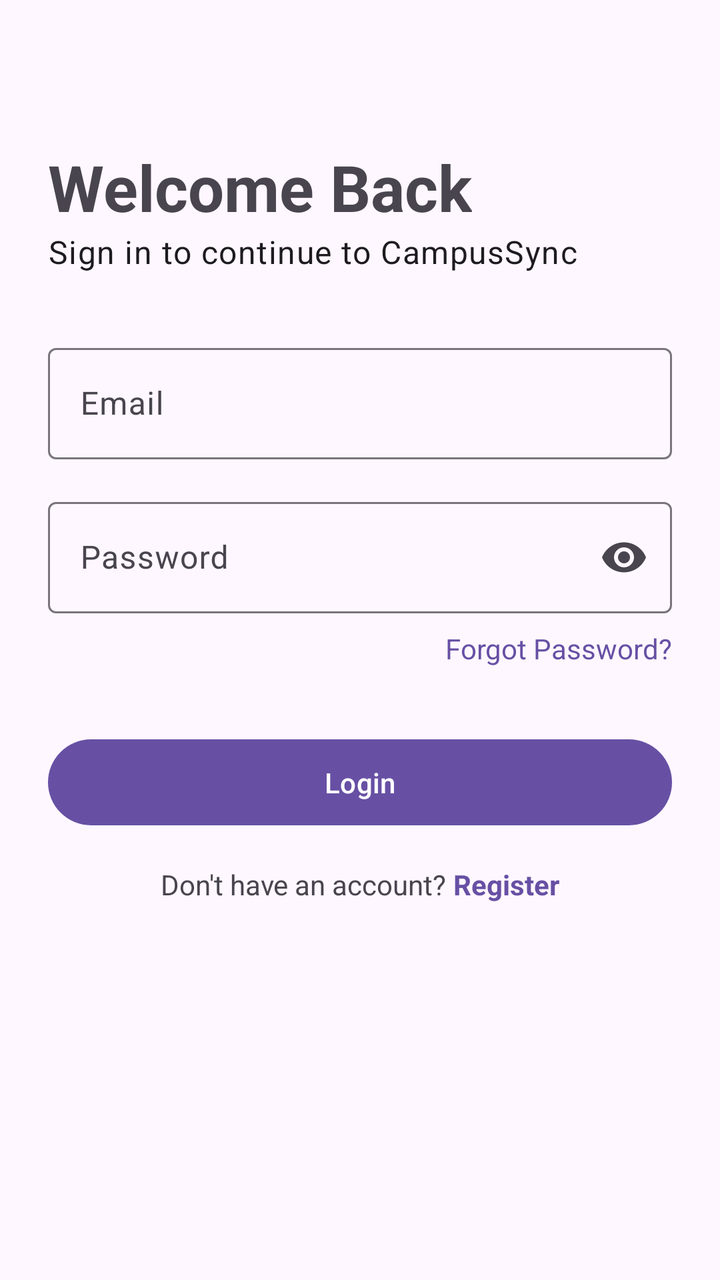
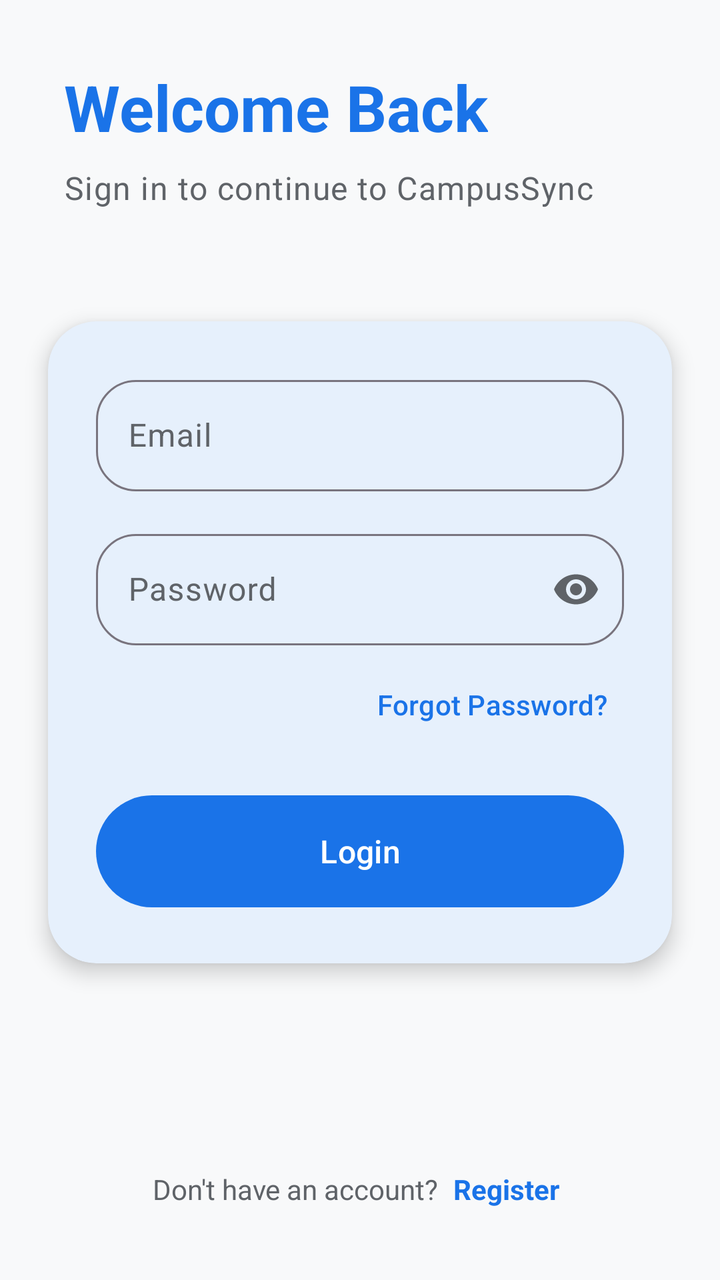

Compare the two renders of this Android layout. The source of the first and the diff that turns it into the second are given below.
<!-- AndroidManifest.xml: application theme Theme.CampusSync -->
<!-- res/layout/activity_login.xml -->
<?xml version="1.0" encoding="utf-8"?>
<androidx.constraintlayout.widget.ConstraintLayout xmlns:android="http://schemas.android.com/apk/res/android"
    xmlns:app="http://schemas.android.com/apk/res-auto"
    xmlns:tools="http://schemas.android.com/tools"
    android:layout_width="match_parent"
    android:layout_height="match_parent"
    android:padding="24dp"
    tools:context=".activities.LoginActivity">

    <TextView
        android:id="@+id/tvLoginTitle"
        android:layout_width="wrap_content"
        android:layout_height="wrap_content"
        android:layout_marginTop="48dp"
        android:text="Welcome Back"
        android:textAppearance="@style/TextAppearance.Material3.HeadlineLarge"
        android:textStyle="bold"
        app:layout_constraintStart_toStartOf="parent"
        app:layout_constraintTop_toTopOf="parent" />

    <TextView
        android:id="@+id/tvLoginSubtitle"
        android:layout_width="wrap_content"
        android:layout_height="wrap_content"
        android:text="Sign in to continue to CampusSync"
        android:textAppearance="@style/TextAppearance.Material3.BodyLarge"
        app:layout_constraintStart_toStartOf="parent"
        app:layout_constraintTop_toBottomOf="@id/tvLoginTitle" />

    <com.google.android.material.textfield.TextInputLayout
        android:id="@+id/tilEmail"
        style="@style/Widget.Material3.TextInputLayout.OutlinedBox"
        android:layout_width="match_parent"
        android:layout_height="wrap_content"
        android:layout_marginTop="32dp"
        android:hint="Email"
        app:layout_constraintTop_toBottomOf="@id/tvLoginSubtitle">

        <com.google.android.material.textfield.TextInputEditText
            android:id="@+id/etEmail"
            android:layout_width="match_parent"
            android:layout_height="wrap_content"
            android:inputType="textEmailAddress" />
    </com.google.android.material.textfield.TextInputLayout>

    <com.google.android.material.textfield.TextInputLayout
        android:id="@+id/tilPassword"
        style="@style/Widget.Material3.TextInputLayout.OutlinedBox"
        android:layout_width="match_parent"
        android:layout_height="wrap_content"
        android:layout_marginTop="16dp"
        android:hint="Password"
        app:endIconMode="password_toggle"
        app:layout_constraintTop_toBottomOf="@id/tilEmail">

        <com.google.android.material.textfield.TextInputEditText
            android:id="@+id/etPassword"
            android:layout_width="match_parent"
            android:layout_height="wrap_content"
            android:inputType="textPassword" />
    </com.google.android.material.textfield.TextInputLayout>

    <TextView
        android:id="@+id/tvForgotPassword"
        android:layout_width="wrap_content"
        android:layout_height="wrap_content"
        android:layout_marginTop="8dp"
        android:text="Forgot Password?"
        android:textColor="?attr/colorPrimary"
        app:layout_constraintEnd_toEndOf="parent"
        app:layout_constraintTop_toBottomOf="@id/tilPassword" />

    <com.google.android.material.button.MaterialButton
        android:id="@+id/btnLogin"
        android:layout_width="match_parent"
        android:layout_height="wrap_content"
        android:layout_marginTop="32dp"
        android:padding="12dp"
        android:text="Login"
        app:layout_constraintTop_toBottomOf="@id/tvForgotPassword" />

    <LinearLayout
        android:layout_width="wrap_content"
        android:layout_height="wrap_content"
        android:layout_marginTop="16dp"
        android:orientation="horizontal"
        app:layout_constraintEnd_toEndOf="parent"
        app:layout_constraintStart_toStartOf="parent"
        app:layout_constraintTop_toBottomOf="@id/btnLogin">

        <TextView
            android:layout_width="wrap_content"
            android:layout_height="wrap_content"
            android:text="Don't have an account? " />

        <TextView
            android:id="@+id/tvGoToRegister"
            android:layout_width="wrap_content"
            android:layout_height="wrap_content"
            android:text="Register"
            android:textColor="?attr/colorPrimary"
            android:textStyle="bold" />
    </LinearLayout>

    <ProgressBar
        android:id="@+id/progressBar"
        android:layout_width="wrap_content"
        android:layout_height="wrap_content"
        android:visibility="gone"
        app:layout_constraintBottom_toBottomOf="parent"
        app:layout_constraintEnd_toEndOf="parent"
        app:layout_constraintStart_toStartOf="parent"
        app:layout_constraintTop_toTopOf="parent" />

</androidx.constraintlayout.widget.ConstraintLayout>
<!-- resources referenced by this layout -->
<resources>
  <style name="Theme.CampusSync" parent="Base.Theme.CampusSync" />
  <style name="Base.Theme.CampusSync" parent="Theme.Material3.DayNight.NoActionBar">
          
          
      </style>
</resources>

<!-- the commit's change to res/layout/activity_login.xml (unified diff, before → after) -->
@@ -4,101 +4,136 @@
     xmlns:tools="http://schemas.android.com/tools"
     android:layout_width="match_parent"
     android:layout_height="match_parent"
-    android:padding="24dp"
+    android:background="@color/bg_soft"
     tools:context=".activities.LoginActivity">
 
-    <TextView
-        android:id="@+id/tvLoginTitle"
-        android:layout_width="wrap_content"
-        android:layout_height="wrap_content"
-        android:layout_marginTop="48dp"
-        android:text="Welcome Back"
-        android:textAppearance="@style/TextAppearance.Material3.HeadlineLarge"
-        android:textStyle="bold"
-        app:layout_constraintStart_toStartOf="parent"
-        app:layout_constraintTop_toTopOf="parent" />
-
-    <TextView
-        android:id="@+id/tvLoginSubtitle"
-        android:layout_width="wrap_content"
-        android:layout_height="wrap_content"
-        android:text="Sign in to continue to CampusSync"
-        android:textAppearance="@style/TextAppearance.Material3.BodyLarge"
-        app:layout_constraintStart_toStartOf="parent"
-        app:layout_constraintTop_toBottomOf="@id/tvLoginTitle" />
-
-    <com.google.android.material.textfield.TextInputLayout
-        android:id="@+id/tilEmail"
-        style="@style/Widget.Material3.TextInputLayout.OutlinedBox"
+    <LinearLayout
+        android:id="@+id/headerLayout"
         android:layout_width="match_parent"
         android:layout_height="wrap_content"
-        android:layout_marginTop="32dp"
-        android:hint="Email"
-        app:layout_constraintTop_toBottomOf="@id/tvLoginSubtitle">
+        android:orientation="vertical"
+        android:padding="32dp"
+        app:layout_constraintTop_toTopOf="parent">
 
-        <com.google.android.material.textfield.TextInputEditText
-            android:id="@+id/etEmail"
+        <TextView
+            android:id="@+id/tvLoginTitle"
+            android:layout_width="wrap_content"
+            android:layout_height="wrap_content"
+            android:text="Welcome Back"
+            android:textAppearance="@style/TextAppearance.Material3.HeadlineLarge"
+            android:textColor="@color/primary_blue"
+            android:textStyle="bold" />
+
+        <TextView
+            android:id="@+id/tvLoginSubtitle"
+            android:layout_width="wrap_content"
+            android:layout_height="wrap_content"
+            android:layout_marginTop="8dp"
+            android:text="Sign in to continue to CampusSync"
+            android:textAppearance="@style/TextAppearance.Material3.BodyLarge"
+            android:textColor="@color/text_secondary" />
+    </LinearLayout>
+
+    <com.google.android.material.card.MaterialCardView
+        android:id="@+id/cardLogin"
+        android:layout_width="match_parent"
+        android:layout_height="wrap_content"
+        android:layout_margin="24dp"
+        app:cardCornerRadius="24dp"
+        app:cardElevation="6dp"
+        app:layout_constraintTop_toBottomOf="@id/headerLayout"
+        app:strokeWidth="0dp">
+
+        <LinearLayout
             android:layout_width="match_parent"
             android:layout_height="wrap_content"
-            android:inputType="textEmailAddress" />
-    </com.google.android.material.textfield.TextInputLayout>
+            android:orientation="vertical"
+            android:padding="24dp">
 
-    <com.google.android.material.textfield.TextInputLayout
-        android:id="@+id/tilPassword"
-        style="@style/Widget.Material3.TextInputLayout.OutlinedBox"
-        android:layout_width="match_parent"
-        android:layout_height="wrap_content"
-        android:layout_marginTop="16dp"
-        android:hint="Password"
-        app:endIconMode="password_toggle"
-        app:layout_constraintTop_toBottomOf="@id/tilEmail">
+            <com.google.android.material.textfield.TextInputLayout
+                android:id="@+id/tilEmail"
+                style="@style/Widget.Material3.TextInputLayout.OutlinedBox"
+                android:layout_width="match_parent"
+                android:layout_height="wrap_content"
+                android:hint="Email"
+                app:boxCornerRadiusBottomEnd="20dp"
+                app:boxCornerRadiusBottomStart="20dp"
+                app:boxCornerRadiusTopEnd="20dp"
+                app:boxCornerRadiusTopStart="20dp">
 
-        <com.google.android.material.textfield.TextInputEditText
-            android:id="@+id/etPassword"
-            android:layout_width="match_parent"
-            android:layout_height="wrap_content"
-            android:inputType="textPassword" />
-    </com.google.android.material.textfield.TextInputLayout>
+                <com.google.android.material.textfield.TextInputEditText
+                    android:id="@+id/etEmail"
+                    android:layout_width="match_parent"
+                    android:layout_height="wrap_content"
+                    android:inputType="textEmailAddress" />
+            </com.google.android.material.textfield.TextInputLayout>
 
-    <TextView
-        android:id="@+id/tvForgotPassword"
-        android:layout_width="wrap_content"
-        android:layout_height="wrap_content"
-        android:layout_marginTop="8dp"
-        android:text="Forgot Password?"
-        android:textColor="?attr/colorPrimary"
-        app:layout_constraintEnd_toEndOf="parent"
-        app:layout_constraintTop_toBottomOf="@id/tilPassword" />
+            <com.google.android.material.textfield.TextInputLayout
+                android:id="@+id/tilPassword"
+                style="@style/Widget.Material3.TextInputLayout.OutlinedBox"
+                android:layout_width="match_parent"
+                android:layout_height="wrap_content"
+                android:layout_marginTop="16dp"
+                android:hint="Password"
+                app:boxCornerRadiusBottomEnd="20dp"
+                app:boxCornerRadiusBottomStart="20dp"
+                app:boxCornerRadiusTopEnd="20dp"
+                app:boxCornerRadiusTopStart="20dp"
+                app:endIconMode="password_toggle">
 
-    <com.google.android.material.button.MaterialButton
-        android:id="@+id/btnLogin"
-        android:layout_width="match_parent"
-        android:layout_height="wrap_content"
-        android:layout_marginTop="32dp"
-        android:padding="12dp"
-        android:text="Login"
-        app:layout_constraintTop_toBottomOf="@id/tvForgotPassword" />
+                <com.google.android.material.textfield.TextInputEditText
+                    android:id="@+id/etPassword"
+                    android:layout_width="match_parent"
+                    android:layout_height="wrap_content"
+                    android:inputType="textPassword" />
+            </com.google.android.material.textfield.TextInputLayout>
+
+            <TextView
+                android:id="@+id/tvForgotPassword"
+                android:layout_width="wrap_content"
+                android:layout_height="wrap_content"
+                android:layout_gravity="end"
+                android:layout_marginTop="12dp"
+                android:padding="8dp"
+                android:text="Forgot Password?"
+                android:textAppearance="@style/TextAppearance.Material3.LabelLarge"
+                android:textColor="@color/primary_blue" />
+
+            <com.google.android.material.button.MaterialButton
+                android:id="@+id/btnLogin"
+                style="@style/Widget.Material3.Button"
+                android:layout_width="match_parent"
+                android:layout_height="64dp"
+                android:layout_marginTop="24dp"
+                android:text="Login"
+                android:textSize="16sp"
+                app:cornerRadius="50dp" />
+
+        </LinearLayout>
+    </com.google.android.material.card.MaterialCardView>
 
     <LinearLayout
         android:layout_width="wrap_content"
         android:layout_height="wrap_content"
-        android:layout_marginTop="16dp"
+        android:layout_marginBottom="32dp"
         android:orientation="horizontal"
+        app:layout_constraintBottom_toBottomOf="parent"
         app:layout_constraintEnd_toEndOf="parent"
-        app:layout_constraintStart_toStartOf="parent"
-        app:layout_constraintTop_toBottomOf="@id/btnLogin">
+        app:layout_constraintStart_toStartOf="parent">
 
         <TextView
             android:layout_width="wrap_content"
             android:layout_height="wrap_content"
-            android:text="Don't have an account? " />
+            android:text="Don't have an account? "
+            android:textColor="@color/text_secondary" />
 
         <TextView
             android:id="@+id/tvGoToRegister"
             android:layout_width="wrap_content"
             android:layout_height="wrap_content"
+            android:padding="4dp"
             android:text="Register"
-            android:textColor="?attr/colorPrimary"
+            android:textColor="@color/primary_blue"
             android:textStyle="bold" />
     </LinearLayout>
 
<!-- resource entries referenced after the edit -->
@@ -1,9 +1,45 @@
 <!-- resources referenced by this layout -->
 <resources>
+  <color name="bg_soft">#F8F9FA</color>
+  <color name="primary_blue">#1A73E8</color>
+  <color name="text_secondary">#5F6368</color>
   <style name="Theme.CampusSync" parent="Base.Theme.CampusSync" />
   <style name="Base.Theme.CampusSync" parent="Theme.Material3.DayNight.NoActionBar">
           
+          <item name="colorPrimary">@color/primary_blue</item>
+          <item name="colorOnPrimary">@color/on_primary</item>
+          <item name="colorPrimaryContainer">@color/primary_light</item>
+          <item name="colorOnPrimaryContainer">@color/primary_blue</item>
+  
           
+          <item name="colorError">@color/accent_red</item>
+          <item name="colorOnError">@color/on_error</item>
+  
+          
+          <item name="android:windowBackground">@color/bg_soft</item>
+          <item name="colorSurface">@color/surface</item>
+          <item name="colorOnSurface">@color/text_main</item>
+          <item name="colorOnSurfaceVariant">@color/text_secondary</item>
+  
+          
+          <item name="shapeAppearanceLargeComponent">@style/ShapeAppearance.CampusSync.Rounded.Large</item>
+          <item name="shapeAppearanceMediumComponent">@style/ShapeAppearance.CampusSync.Rounded.Medium</item>
+          <item name="shapeAppearanceSmallComponent">@style/ShapeAppearance.CampusSync.Rounded.Small</item>
+      </style>
+  <color name="on_primary">#FFFFFF</color>
+  <color name="primary_light">#E8F0FE</color>
+  <color name="accent_red">#EA4335</color>
+  <color name="on_error">#FFFFFF</color>
+  <color name="surface">#FFFFFF</color>
+  <color name="text_main">#202124</color>
+  <style name="ShapeAppearance.CampusSync.Rounded.Large" parent="ShapeAppearance.Material3.LargeComponent">
+          <item name="cornerSize">28dp</item>
+      </style>
+  <style name="ShapeAppearance.CampusSync.Rounded.Medium" parent="ShapeAppearance.Material3.MediumComponent">
+          <item name="cornerSize">20dp</item>
+      </style>
+  <style name="ShapeAppearance.CampusSync.Rounded.Small" parent="ShapeAppearance.Material3.SmallComponent">
+          <item name="cornerSize">16dp</item>
       </style>
 </resources>
 
